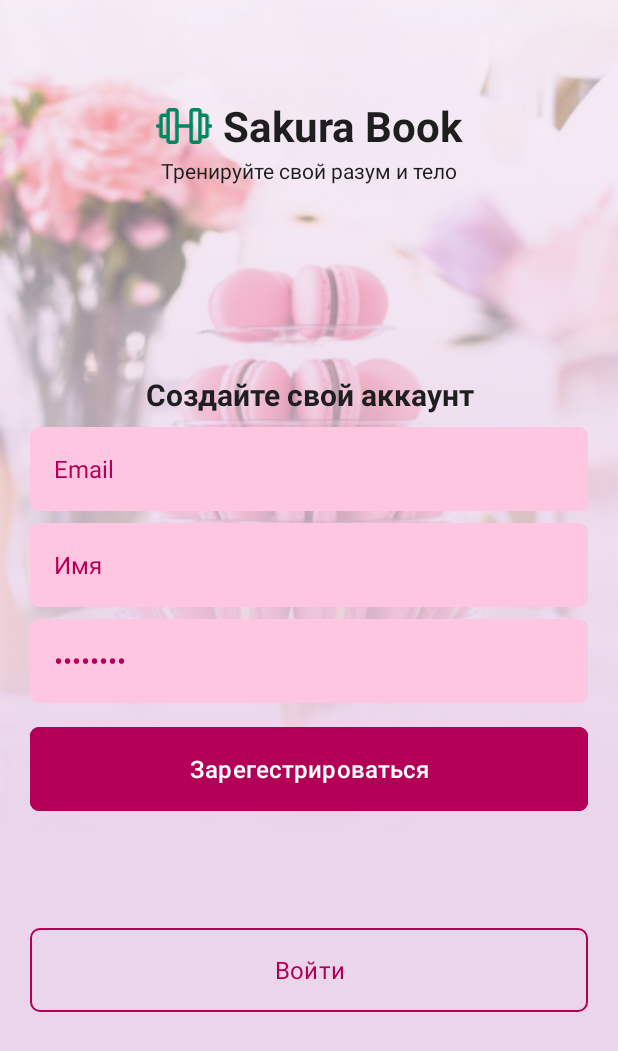
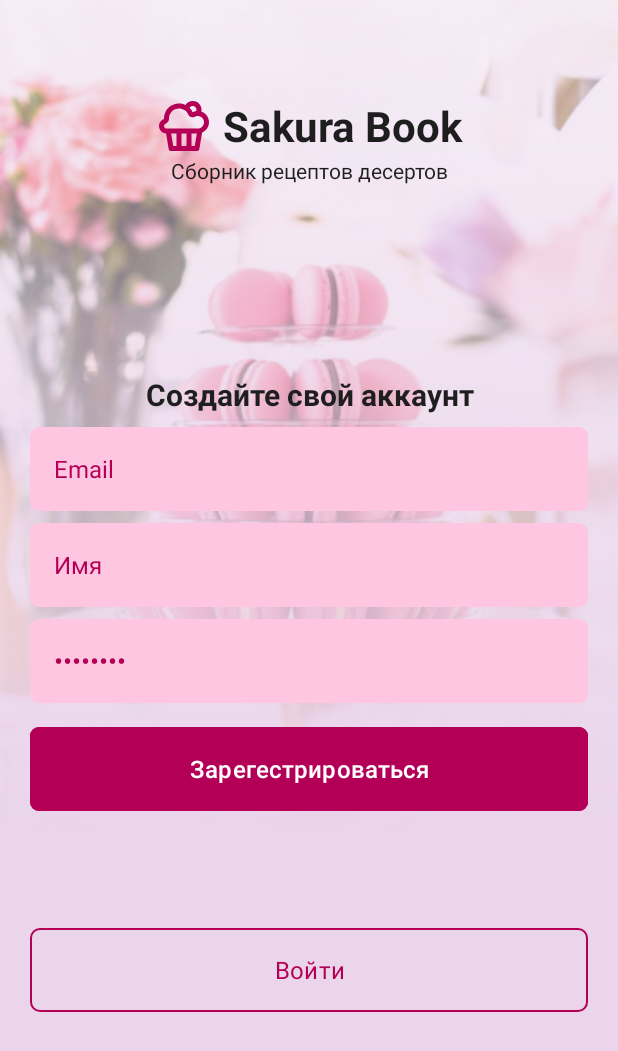
Before and after one commit to just-f-style/Sacura, an Android app: the RegisterActivity screen opened directly, with no data from a screen before it, on a phone screen of 412 x 824 dp. Shown: the top 1051 px of the screen. Run offline under Robolectric (Android 15) with nearby library versions, the light colour scheme and no system bars; our stand-ins replace Firebase (no records; nobody signed in at launch, a user with empty details on screens opened directly); Roboto replaces fonts that are not available here.

Commit message:
Changes register page text and logo

```diff
--- a/app/src/main/res/layout/activity_login.xml
+++ b/app/src/main/res/layout/activity_login.xml
@@ -41,7 +41,7 @@
         android:layout_marginEnd="57dp"
         android:fontFamily="@font/roboto"
         android:gravity="center"
-        android:text="Сборник рецептов десертов"
+        android:text="@string/slogan"
         android:textColor="@color/main_dark"
         android:textSize="14sp" />
 
--- a/app/src/main/res/layout/activity_register.xml
+++ b/app/src/main/res/layout/activity_register.xml
@@ -20,7 +20,7 @@
             android:layout_width="40dp"
             android:layout_height="40dp"
             android:importantForAccessibility="no"
-            app:srcCompat="@drawable/dumbbel_icon" />
+            app:srcCompat="@drawable/class_icon" />
 
         <TextView
             android:id="@+id/textView4"
@@ -41,7 +41,7 @@
         android:layout_marginEnd="57dp"
         android:fontFamily="@font/roboto"
         android:gravity="center"
-        android:text="Тренируйте свой разум и тело"
+        android:text="@string/slogan"
         android:textColor="@color/main_dark"
         android:textSize="14sp" />
 
--- a/app/src/main/res/values/strings.xml
+++ b/app/src/main/res/values/strings.xml
@@ -33,4 +33,5 @@
     <string name="ingredients">Ингридиенты:</string>
     <string name="recipe">Рецепт</string>
     <string name="recipe_text">Открыть рецепт</string>
+    <string name="slogan">Сборник рецептов десертов</string>
 </resources>
```
